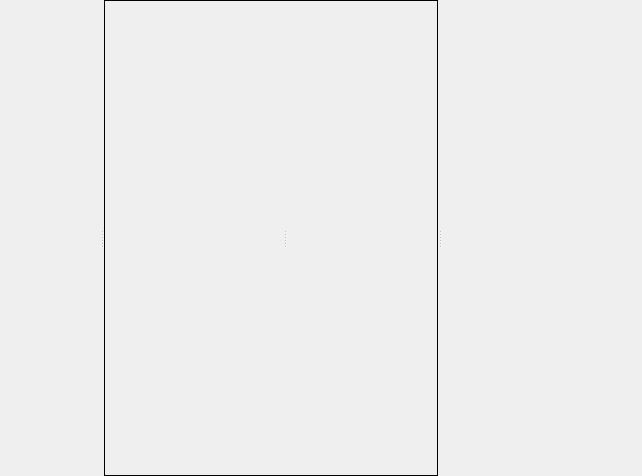
Before: the Qt Designer form packages/Mock/Animator/animator.ui in tommo/gii, drawn with Qt 5.
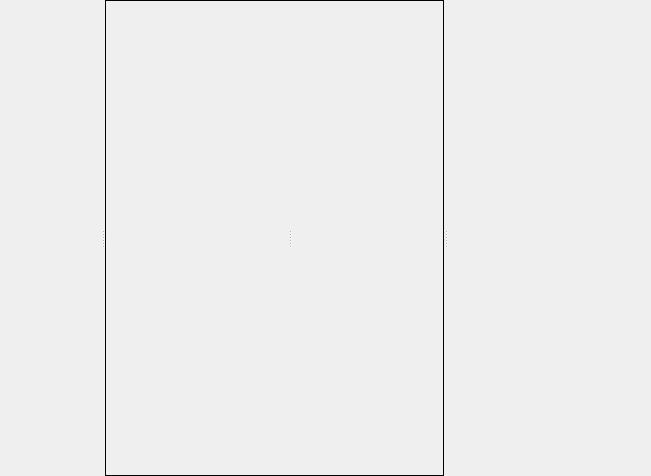
After: the same form once the commit is applied.

```diff
--- a/packages/Mock/Animator/animator.ui
+++ b/packages/Mock/Animator/animator.ui
@@ -6,7 +6,7 @@
    <rect>
     <x>0</x>
     <y>0</y>
-    <width>641</width>
+    <width>651</width>
     <height>476</height>
    </rect>
   </property>
@@ -40,7 +40,7 @@
       </property>
       <property name="minimumSize">
        <size>
-        <width>100</width>
+        <width>80</width>
         <height>0</height>
        </size>
       </property>
```
